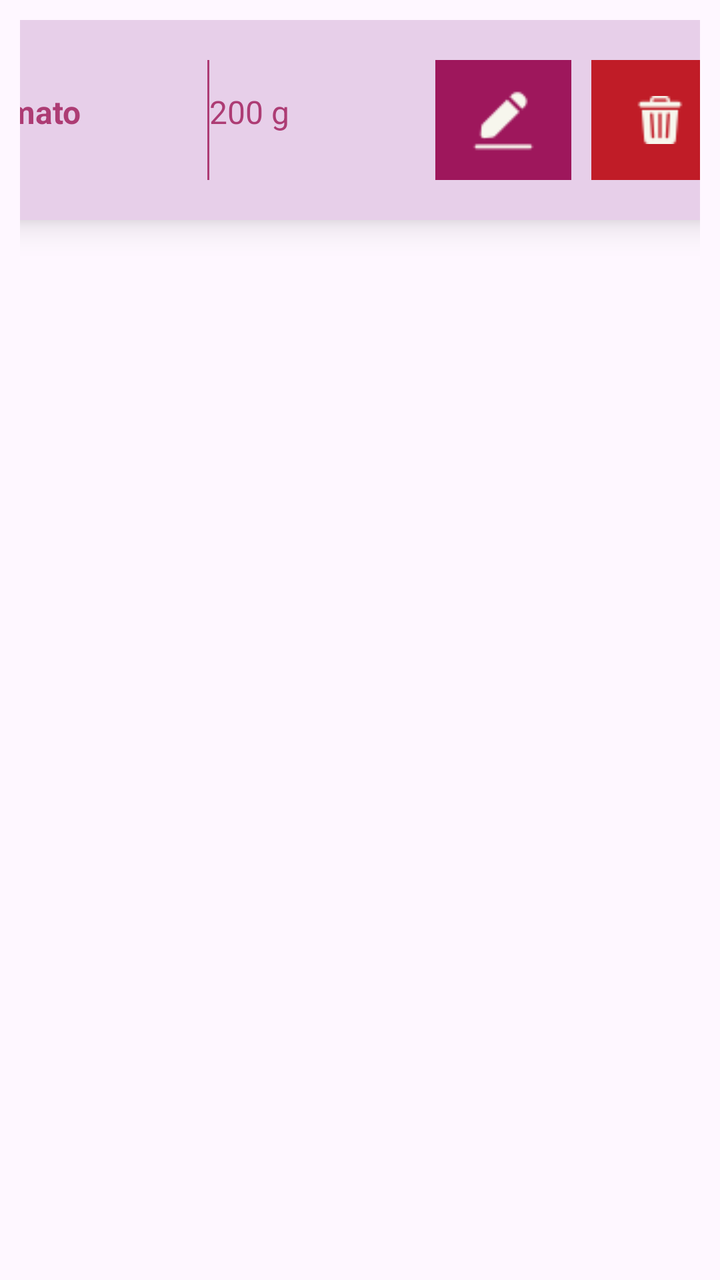
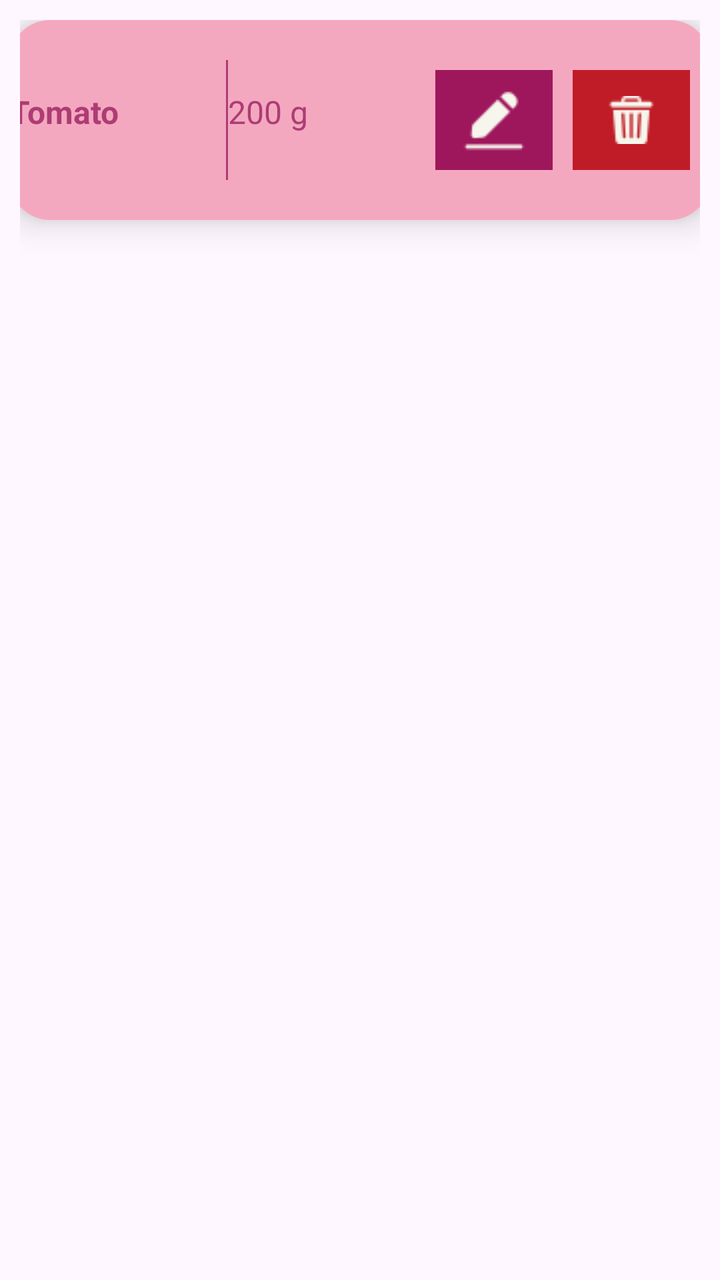

Compare the two renders of this Android layout. The source of the first and the diff that turns it into the second are given below.
<!-- AndroidManifest.xml: application theme Theme.SmartPantryManager -->
<!-- res/layout/pantry_ingredient_recycler_view_row.xml -->
<?xml version="1.0" encoding="utf-8"?>
<LinearLayout xmlns:android="http://schemas.android.com/apk/res/android"
    xmlns:app="http://schemas.android.com/apk/res-auto"
    android:id="@+id/pi_recycler_view"
    android:layout_width="match_parent"
    android:layout_height="wrap_content"
    android:orientation="vertical"
    android:padding="10dp">

    <androidx.cardview.widget.CardView
        android:id="@+id/pi_recycler_view_row"
        android:layout_width="388dp"
        android:layout_height="100dp"
        android:layout_gravity="center"
        android:background="@color/ingredient_card_background"
        app:cardCornerRadius="20dp"
        app:cardElevation="10dp">

        <LinearLayout
            android:layout_width="match_parent"
            android:layout_height="match_parent"
            android:background="@color/ingredient_card_background"
            android:orientation="horizontal">

            <TextView
                android:id="@+id/ingredient"
                android:layout_width="wrap_content"
                android:layout_height="80dp"
                android:layout_gravity="center|center_horizontal"
                android:layout_weight="1"
                android:paddingTop="25dp"
                android:text="@string/pantry_ingredient_name"
                android:textAlignment="center"
                android:textColor="@color/body_text"
                android:textSize="16sp"
                android:textStyle="bold" />

            <View
                android:id="@+id/pantry_ingredient_detail_divider"
                android:layout_width="1dp"
                android:layout_height="60dp"
                android:layout_gravity="center|center_horizontal"
                android:background="@color/divider_background" />

            <TextView
                android:id="@+id/ingredient_qty"
                android:layout_width="wrap_content"
                android:layout_height="80dp"
                android:layout_gravity="center|center_horizontal|center_vertical"
                android:layout_weight="1"
                android:paddingTop="25dp"
                android:text="@string/pantry_ingredient_qty"
                android:textAlignment="center"
                android:textColor="@color/body_text"
                android:textSize="16sp" />

            <ImageButton
                android:id="@+id/edit_ingredient_btn"
                android:layout_width="5dp"
                android:layout_height="60dp"
                android:layout_gravity="center"
                android:layout_margin="10dp"
                android:layout_weight="1"
                android:background="@color/edit_ingredient_btn_background"
                android:contentDescription="@string/edit_pantry_ingredient"
                app:srcCompat="@drawable/edit" />

            <ImageButton
                android:id="@+id/delete_ingredient_btn"
                android:layout_width="5dp"
                android:layout_height="60dp"
                android:layout_gravity="center"
                android:layout_marginRight="10dp"
                android:layout_weight="1"
                android:background="@color/delete_ingredient_btn_background"
                android:contentDescription="@string/delete_pantry_ingredient"
                app:srcCompat="@drawable/bin" />

        </LinearLayout>
    </androidx.cardview.widget.CardView>
</LinearLayout>
<!-- resources referenced by this layout -->
<resources>
  <color name="body_text">#AD3C74</color>
  <color name="delete_ingredient_btn_background">#C01C27</color>
  <color name="divider_background">#AD3C74</color>
  <color name="edit_ingredient_btn_background">#9E175C</color>
  <color name="ingredient_card_background">#E7CFE9</color>
  <!-- drawable bin: png bitmap (drawable, 696 bytes) -->
  <!-- drawable edit: png bitmap (drawable, 661 bytes) -->
  <string name="delete_pantry_ingredient">Delete Pantry Ingredient</string>
  <string name="edit_pantry_ingredient">Edit Pantry Ingredient</string>
  <string name="pantry_ingredient_name">Tomato</string>
  <string name="pantry_ingredient_qty">200 g</string>
  <style name="Theme.SmartPantryManager" parent="Base.Theme.SmartPantryManager" />
  <style name="Base.Theme.SmartPantryManager" parent="Theme.Material3.DayNight.NoActionBar">
          
          
      </style>
</resources>

<!-- the commit's change to res/layout/pantry_ingredient_recycler_view_row.xml (unified diff, before → after) -->
@@ -9,7 +9,7 @@
 
     <androidx.cardview.widget.CardView
         android:id="@+id/pi_recycler_view_row"
-        android:layout_width="388dp"
+        android:layout_width="350dp"
         android:layout_height="100dp"
         android:layout_gravity="center"
         android:background="@color/ingredient_card_background"
@@ -57,7 +57,7 @@
             <ImageButton
                 android:id="@+id/edit_ingredient_btn"
                 android:layout_width="5dp"
-                android:layout_height="60dp"
+                android:layout_height="50dp"
                 android:layout_gravity="center"
                 android:layout_margin="10dp"
                 android:layout_weight="1"
@@ -68,7 +68,7 @@
             <ImageButton
                 android:id="@+id/delete_ingredient_btn"
                 android:layout_width="5dp"
-                android:layout_height="60dp"
+                android:layout_height="50dp"
                 android:layout_gravity="center"
                 android:layout_marginRight="10dp"
                 android:layout_weight="1"
<!-- resource entries referenced after the edit -->
@@ -4,7 +4,7 @@
   <color name="delete_ingredient_btn_background">#C01C27</color>
   <color name="divider_background">#AD3C74</color>
   <color name="edit_ingredient_btn_background">#9E175C</color>
-  <color name="ingredient_card_background">#E7CFE9</color>
+  <color name="ingredient_card_background">#F4A8BF</color>
   <!-- drawable bin: png bitmap (drawable, 696 bytes) -->
   <!-- drawable edit: png bitmap (drawable, 661 bytes) -->
   <string name="delete_pantry_ingredient">Delete Pantry Ingredient</string>
